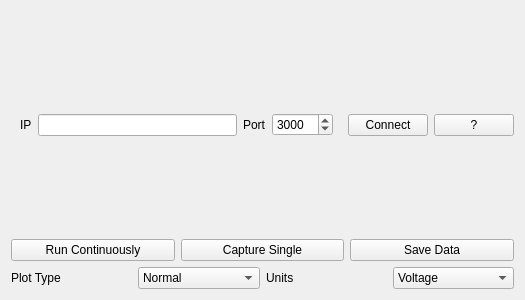
The window that src/p1255/gui.ui (MitchiLaser/p1255) describes before a commit, drawn with Qt 5.
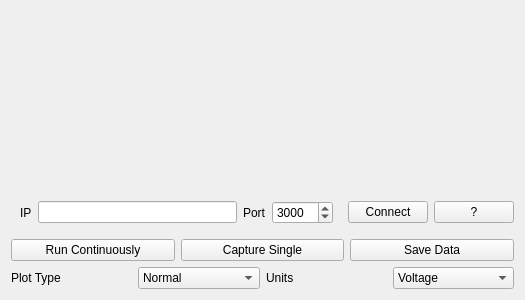
The same window after the commit. The open tabs and pages were chosen to show the change.

Commit message: test fix of window resize bug

Diff of the .ui file:
```diff
--- a/src/p1255/gui.ui
+++ b/src/p1255/gui.ui
@@ -15,7 +15,14 @@
   </property>
   <layout class="QVBoxLayout" name="verticalLayout">
    <item>
-    <widget class="QWidget" name="plot_placeholder" native="true"/>
+    <widget class="QWidget" name="plot_placeholder" native="true">
+     <property name="sizePolicy">
+      <sizepolicy hsizetype="Preferred" vsizetype="Preferred">
+       <horstretch>0</horstretch>
+       <verstretch>1</verstretch>
+      </sizepolicy>
+     </property>
+    </widget>
    </item>
    <item>
     <layout class="QHBoxLayout" name="horizontalLayout">
```
Left out of the diff: 2 changed lines with no effect on the pictures.
